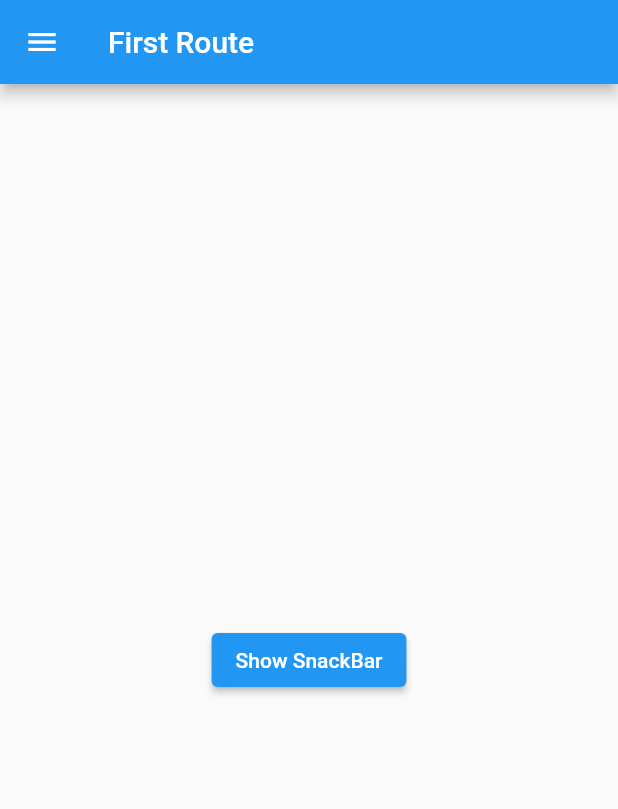
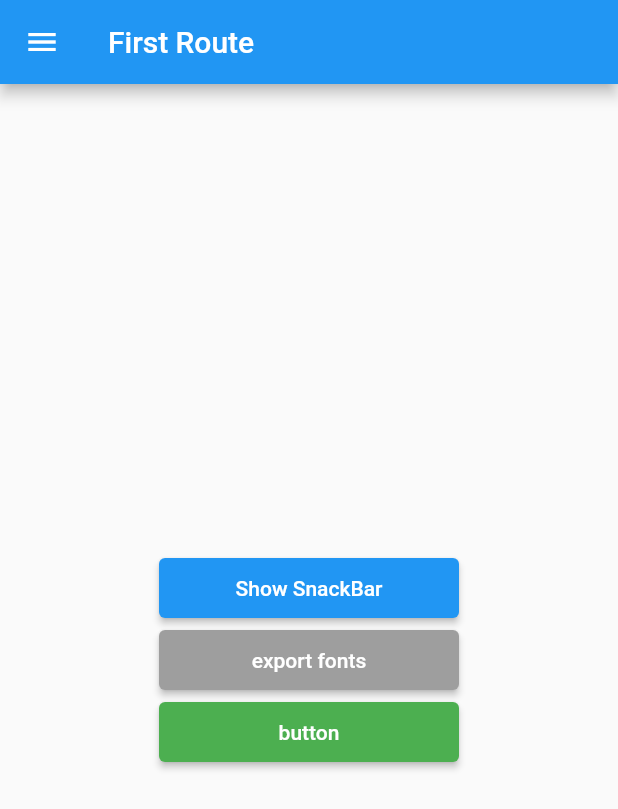
Before and after one commit to vishnu-m-c/cookbooks, a Flutter app: the screen it shows after launch, on a phone screen of 412 x 824 dp. Shown: the top 809 px of the screen. Run offline on Flutter 3.47's test engine with Material 2 defaults, Android fonts, the phone set to English and light mode, and no system bars.

```diff
--- a/lib/main.dart
+++ b/lib/main.dart
@@ -14,14 +14,15 @@ class Home extends StatelessWidget {
         title: const Text('First Route'),
       ),
       body: Center(
-        child: ElevatedButton(
+        child: Column(mainAxisAlignment: MainAxisAlignment.center,
+        children:[ ElevatedButton(
+          style: ElevatedButton.styleFrom(fixedSize: Size(200, 40)),
           onPressed: () {
             final snackBar = SnackBar(
               content: const Text('Yay! A SnackBar!'),
               action: SnackBarAction(
                 label: 'Undo',
                 onPressed: () {
-                  // Some code to undo the change.
                 },
               ),
             );
@@ -29,6 +30,25 @@ class Home extends StatelessWidget {
           },
           child: const Text('Show SnackBar'),
         ),
+          ElevatedButton(
+            style: ElevatedButton.styleFrom(fixedSize: Size(200, 40),
+            primary: Colors.grey),
+              child: Text("export fonts"),
+          onPressed:(){},
+  ),
+          ElevatedButton(
+            style: ElevatedButton.styleFrom(fixedSize: Size(200, 40),
+            primary: Colors.green),
+            child: Text("button"),
+            onPressed:(){
+    Navigator.push(
+    context,
+    MaterialPageRoute(builder: (context) => const AnimationTest()),
+    );
+    },
+          ),
+      ],
+    ),
       ),
       drawer: Drawer(
         child: ListView(
--- a/lib/snackbar.dart
+++ /dev/null
@@ -1 +0,0 @@
-// TODO Implement this library.
```
Also changed, not shown: lib/animationtest.dart (+10 -1 lines).
